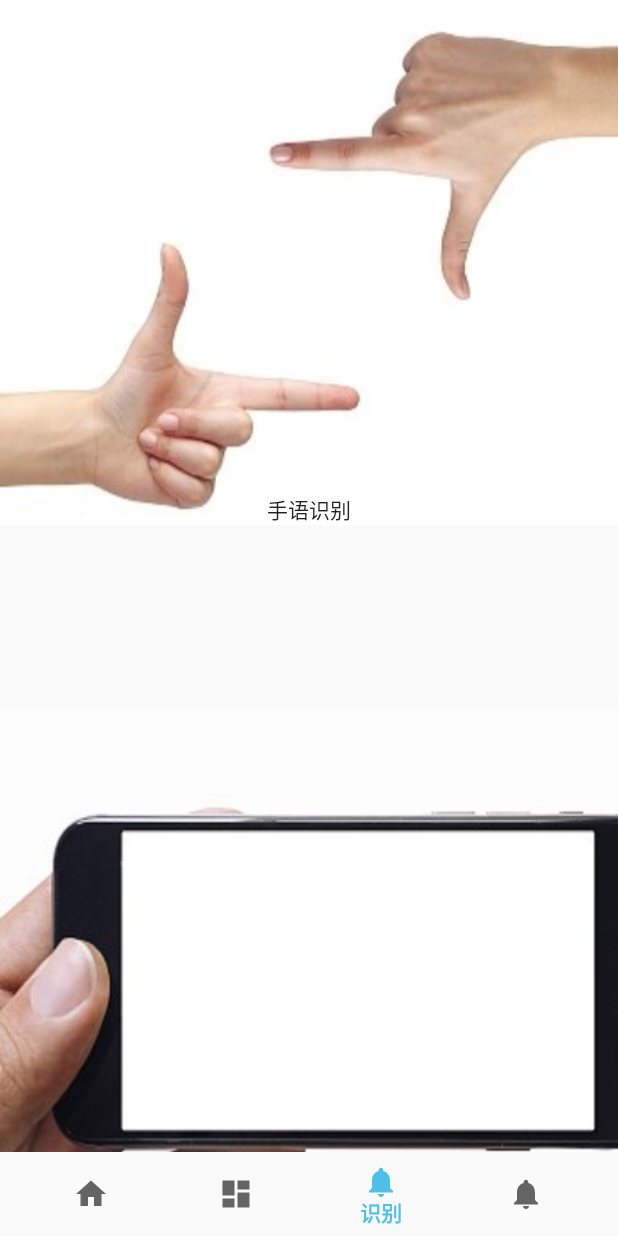
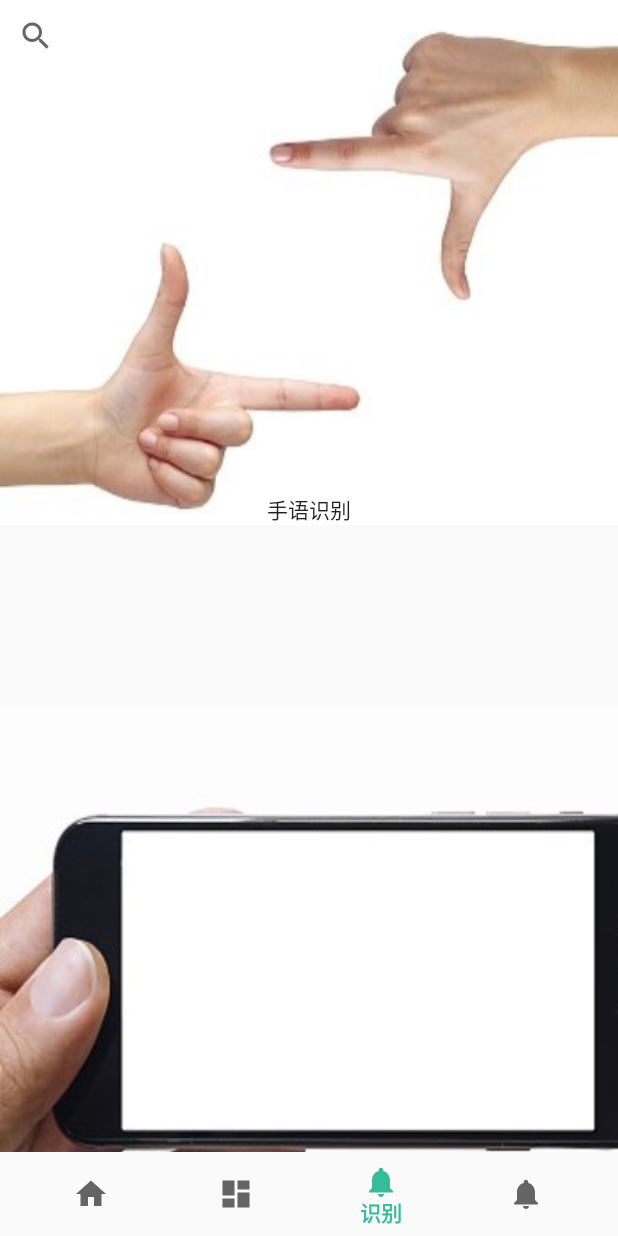
Before and after one commit to alapingping/shouxin2, an Android app: the BottomNavigationActivity screen opened directly, with no data from a screen before it, item 3 of the bottom bar chosen, on a phone screen of 412 x 824 dp. Run offline under Robolectric (Android 15) with nearby library versions, the light colour scheme and no system bars; libraries missing offline, so code that uses them is left out: com.etsy.android, com.yalantis.phoenix, yalantis.com.sidemenu; 8 statements that could not run were skipped.

Commit message:
更新字典界面,添加在线搜索功能

```diff
--- a/app/build.gradle
+++ b/app/build.gradle
@@ -70,4 +70,6 @@ dependencies {
 
     implementation 'com.yalantis:phoenix:1.2.3'
 
+    compile files("libs/jsoup-1.11.3.jar")
+
 }
--- a/app/src/main/java/com/shouxin/shouxin/Views/BottomNavigationActivity.java
+++ b/app/src/main/java/com/shouxin/shouxin/Views/BottomNavigationActivity.java
@@ -14,6 +14,7 @@ import com.shouxin.shouxin.fragment.CommunityFragment;
 import com.shouxin.shouxin.fragment.ContentFragment;
 import com.shouxin.shouxin.fragment.DictionaryFragment;
 import com.shouxin.shouxin.fragment.ModeChoiceFragment;
+import com.shouxin.shouxin.fragment.SearchFragment;
 
 public class BottomNavigationActivity extends AppCompatActivity {
 
@@ -69,7 +70,7 @@ public class BottomNavigationActivity extends AppCompatActivity {
 
         getSupportFragmentManager().beginTransaction()
                 .add(R.id.container_frame, ModeChoiceFragment.getInstance())
-                .add(R.id.container_frame, DictionaryFragment.getInstance())
+                .add(R.id.container_frame, SearchFragment.getInstance())
                 .add(R.id.container_frame, CommunityFragment.getInstance())
                 .hide(ModeChoiceFragment.getInstance())
                 .hide(DictionaryFragment.getInstance())
--- a/app/src/main/java/com/shouxin/shouxin/Views/CapturePhotoActivity.java
+++ b/app/src/main/java/com/shouxin/shouxin/Views/CapturePhotoActivity.java
@@ -224,7 +224,7 @@ public class CapturePhotoActivity extends AppCompatActivity {
         public void onPreviewFrame(byte[] data, Camera camera)
         {
             frameOrder++;
-            if(frameOrder%30==0 || frameOrder == 0){
+            if(frameOrder%15==0 || frameOrder == 0){
                 Camera.Size size = camera.getParameters().getPreviewSize();
                 System.out.println(ipname);
                 try {
--- /dev/null
+++ b/app/src/main/java/com/shouxin/shouxin/fragment/SearchFragment.java
@@ -0,0 +1,136 @@
+package com.shouxin.shouxin.fragment;
+
+
+import android.graphics.drawable.Drawable;
+import android.os.Bundle;
+import android.os.Handler;
+import android.os.HandlerThread;
+import android.os.Message;
+import android.support.v4.app.Fragment;
+import android.view.LayoutInflater;
+import android.view.View;
+import android.view.ViewGroup;
+import android.widget.ImageView;
+import android.widget.SearchView;
+import android.widget.TextView;
+
+import com.shouxin.shouxin.R;
+
+import org.jsoup.Jsoup;
+import org.jsoup.nodes.Document;
+import org.jsoup.select.Elements;
+
+import java.io.IOException;
+import java.net.URL;
+
+/**
+ * A simple {@link Fragment} subclass.
+ */
+public class SearchFragment extends Fragment {
+
+    ImageView imageView;
+    TextView wordTitle;
+    TextView wordDescription;
+    SearchView searchView;
+
+    Drawable drawable;
+    String wordDescriptionCont;
+    String wordTitleCont;
+
+    private static Fragment searchFragment = new SearchFragment();
+
+    final HandlerThread mhandlerThread = new HandlerThread("downloadThread");
+    final Handler mainHandler = new Handler(){
+
+        @Override
+        public void handleMessage(Message msg){
+            imageView.setBackground(drawable);
+            wordDescription.setText(wordDescriptionCont);
+            wordTitle.setText(wordTitleCont);
+        }
+
+    };
+    Handler mhandler;
+
+
+    public SearchFragment() {
+        // Required empty public constructor
+    }
+
+    public static Fragment getInstance(){
+        if(searchFragment == null){
+            searchFragment = new SearchFragment();;
+        }
+        return searchFragment;
+    }
+
+    @Override
+    public View onCreateView(LayoutInflater inflater, ViewGroup container,
+                             Bundle savedInstanceState) {
+        // Inflate the layout for this fragment
+        View view = inflater.inflate(R.layout.fragment_search, container, false);
+
+        mhandlerThread.start();
+        mhandler = new Handler(mhandlerThread.getLooper());
+
+
+        imageView = view.findViewById(R.id.wordImage);
+        wordTitle = view.findViewById(R.id.wordTitle);
+        wordDescription = view.findViewById(R.id.wordDescription);
+        searchView = view.findViewById(R.id.search);
+        searchView.setOnQueryTextListener(new SearchView.OnQueryTextListener() {
+            @Override
+            public boolean onQueryTextSubmit(String s) {
+                final String word = s;
+                mhandler.post(new Runnable() {
+                    @Override
+                    public void run() {
+                        try {
+                            wordDescriptionCont = getNetworkData(word);
+                            mainHandler.sendEmptyMessage(0);
+                        } catch (IOException e) {
+                            e.printStackTrace();
+                        }
+                    }
+                });
+                return false;
+            }
+
+            @Override
+            public boolean onQueryTextChange(String s) {
+                return false;
+            }
+        });
+
+        return view;
+    }
+
+    public String getNetworkData(String WordName) throws IOException {
+
+        final String BASE_URL = "https://shouyu.51240.com/";
+        final String POSTFIX = "__shouyus/";
+        String url = BASE_URL + WordName + POSTFIX;
+
+        Document doc = Jsoup.connect(url).timeout(5000).get();
+        Elements pngs = doc.select("img[src$=.png]");
+        wordTitleCont = WordName;
+        drawable = png2Drawable(pngs.get(0).attr("src").substring(2));
+
+        Elements titles = doc.select("td[bgcolor=#FFFFFF]");
+        return titles.get(0).text();
+
+    }
+
+    public Drawable png2Drawable(String url){
+        Drawable localDrawable = null;
+        url = "http://" + url;
+        try {
+            localDrawable = (Drawable) Drawable.createFromStream((new URL(url)).openStream(), null);
+        } catch (IOException e) {
+            e.printStackTrace();
+        }
+        return localDrawable;
+    }
+
+
+}
--- a/app/src/main/res/drawable/shape_radius_ractangle_button.xml
+++ b/app/src/main/res/drawable/shape_radius_ractangle_button.xml
@@ -9,7 +9,7 @@
     <!--加一个普通的边线-->
     <stroke
         android:width="1dp"
-        android:color="#40000000"/>
+        android:color="#37BC9B"/>
 
 
     <!--控制内容与该shape的边距-->
--- /dev/null
+++ b/app/src/main/res/layout/fragment_search.xml
@@ -0,0 +1,43 @@
+<?xml version="1.0" encoding="utf-8"?>
+<FrameLayout xmlns:android="http://schemas.android.com/apk/res/android"
+    xmlns:tools="http://schemas.android.com/tools"
+    android:layout_width="match_parent"
+    android:layout_height="match_parent"
+    tools:context=".fragment.SearchFragment">
+
+    <LinearLayout
+        android:layout_width="match_parent"
+        android:layout_height="match_parent"
+        android:orientation="vertical">
+
+       <SearchView
+           android:id="@+id/search"
+           android:layout_width="match_parent"
+           android:layout_height="wrap_content"
+           android:queryHint="输入搜索内容"   />
+
+        <ImageView
+            android:id="@+id/wordImage"
+            android:layout_width="match_parent"
+            android:layout_height="300dp" />
+
+        <TextView
+            android:layout_marginTop="10dp"
+            android:id="@+id/wordTitle"
+            android:layout_width="wrap_content"
+            android:layout_height="wrap_content"
+            android:textSize="30sp" />
+
+        <TextView
+            android:layout_marginTop="20dp"
+            android:id="@+id/wordDescription"
+            android:layout_width="wrap_content"
+            android:layout_height="wrap_content"
+            android:textSize="20sp"/>
+
+    </LinearLayout>
+
+
+
+
+</FrameLayout>
--- a/app/src/main/res/layout/list_item_header_footer.xml
+++ b/app/src/main/res/layout/list_item_header_footer.xml
@@ -3,7 +3,7 @@
     android:orientation="horizontal"
     android:layout_width="match_parent"
     android:layout_height="wrap_content"
-    android:background="@color/colorAquaDark">
+    android:background="@color/colorMintDark">
 
     <TextView
         android:id="@+id/txt_title"
--- a/app/src/main/res/values/styles.xml
+++ b/app/src/main/res/values/styles.xml
@@ -3,8 +3,8 @@
     <!-- Base application theme. -->
     <style name="AppTheme" parent="Theme.AppCompat.Light.NoActionBar">
         <!-- Customize your theme here. -->
-        <item name="colorPrimary">@color/colorAqua</item>
-        <item name="colorPrimaryDark">@color/colorPrimaryDark</item>
+        <item name="colorPrimary">@color/colorMintDark</item>
+        <item name="colorPrimaryDark">@color/colorMintDark</item>
         <item name="colorAccent">@color/colorAccent</item>
     </style>
 
```
Also changed, not shown: app/src/main/java/com/shouxin/shouxin/Views/SingleWordActivity.java (+74 -5 lines), app/libs/jsoup-1.11.3.jar (added).
